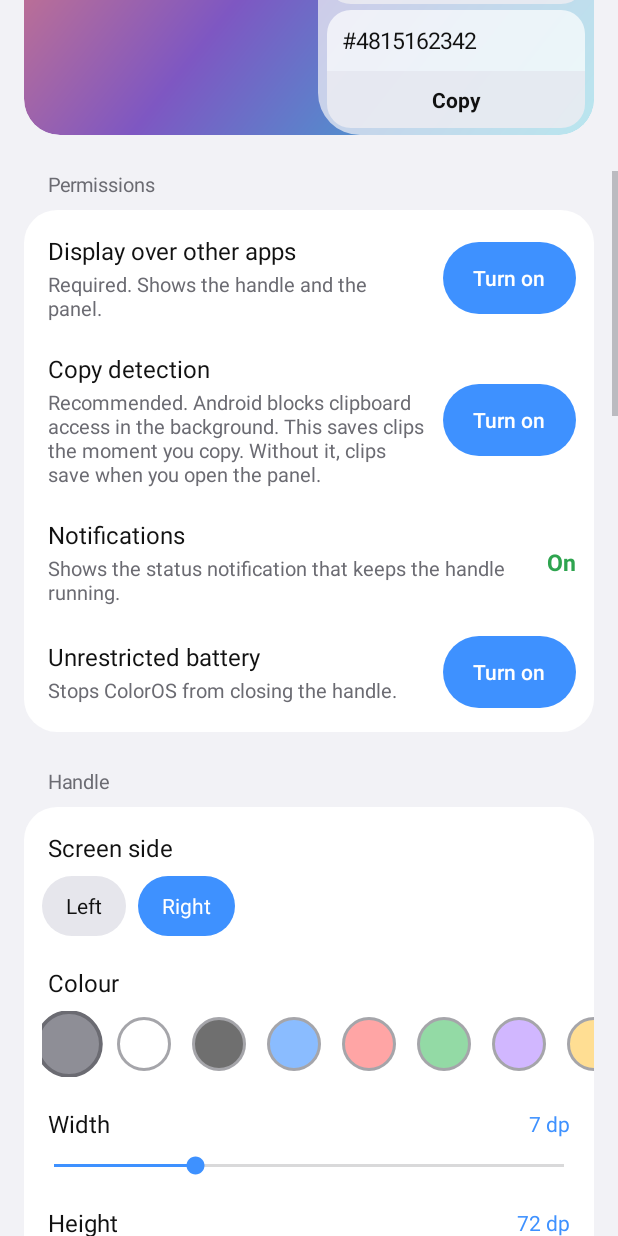
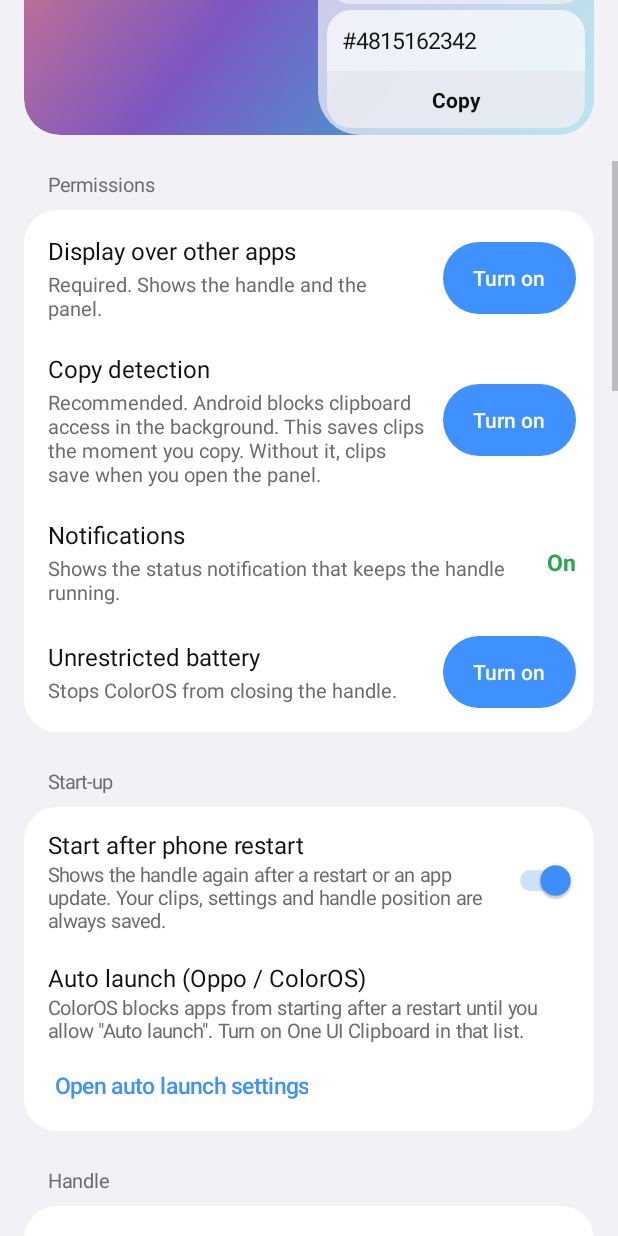
Before and after one commit to slinkybat123-code/viktor-mitic, an Android app: the screen it shows after launch (MainActivity), scrolled down 576 dp, on a phone screen of 412 x 824 dp. Run offline under Robolectric (Android 15) with nearby library versions, the phone set to English and light mode, and no system bars.

Commit message:
Auto-start after restart and remember panel position
- Boot receiver: boot, quick boot, user unlocked, package replaced
- Accessibility service start-up starts the handle
- Persisted 15-minute watchdog job restarts the handle if stopped
- Start-up settings: toggle and ColorOS auto-launch shortcut
- Save and restore the clip list scroll position

Co-Authored-By: Claude Opus 5.5 <noreply@anthropic.com>
Claude-Session: https://claude.ai/code/session_01TNZpsMRrFoyiRZG2Sx1nk5

```diff
--- a/edge-clipboard-android/app/build.gradle.kts
+++ b/edge-clipboard-android/app/build.gradle.kts
@@ -19,8 +19,8 @@ android {
         applicationId = "com.edgeclip"
         minSdk = 26
         targetSdk = 36
-        versionCode = 3
-        versionName = "1.2.0"
+        versionCode = 4
+        versionName = "1.3.0"
     }
 
     signingConfigs {
--- a/edge-clipboard-android/app/src/main/java/com/edgeclip/CopyWatchService.kt
+++ b/edge-clipboard-android/app/src/main/java/com/edgeclip/CopyWatchService.kt
@@ -35,5 +35,11 @@ class CopyWatchService : AccessibilityService() {
         }, 200)
     }
 
+    /** The system restarts enabled accessibility services after a reboot: use that to start the handle too. */
+    override fun onServiceConnected() {
+        super.onServiceConnected()
+        if (Prefs.on(this, K.AUTOSTART)) Autostart.ensureRunning(this)
+    }
+
     override fun onInterrupt() {}
 }
--- a/edge-clipboard-android/app/src/main/java/com/edgeclip/MainActivity.kt
+++ b/edge-clipboard-android/app/src/main/java/com/edgeclip/MainActivity.kt
@@ -49,7 +49,7 @@ class MainActivity : Activity() {
     override fun onResume() {
         super.onResume()
         mainToggle.isChecked = Prefs.enabled(this) && Settings.canDrawOverlays(this)
-        if (mainToggle.isChecked && !EdgeService.running) EdgeService.start(this)
+        Autostart.ensureRunning(this)
         buildPermissions()
         updatePreview()
     }
@@ -72,7 +72,13 @@ class MainActivity : Activity() {
                     isChecked = false; openOverlaySettings(); return@setOnCheckedChangeListener
                 }
                 Prefs.setEnabled(this@MainActivity, on)
-                if (on) EdgeService.start(this@MainActivity) else EdgeService.stop(this@MainActivity)
+                if (on) {
+                    EdgeService.start(this@MainActivity)
+                    if (Prefs.on(this@MainActivity, K.AUTOSTART)) Autostart.scheduleWatchdog(this@MainActivity)
+                } else {
+                    EdgeService.stop(this@MainActivity)
+                    Autostart.cancelWatchdog(this@MainActivity)
+                }
             }
         }
         top.addView(mainToggle)
@@ -95,6 +101,15 @@ class MainActivity : Activity() {
 
         section(R.string.permissions)
         permCard = card()
+
+        section(R.string.sec_startup)
+        val sc = card()
+        toggle(sc, R.string.autostart, R.string.autostart_desc, K.AUTOSTART) {
+            if (Prefs.on(this, K.AUTOSTART)) Autostart.scheduleWatchdog(this) else Autostart.cancelWatchdog(this)
+        }
+        row(sc, R.string.autolaunch, R.string.autolaunch_desc)
+        sc.addView(textButton(getString(R.string.open_autolaunch)) { Autostart.openAutoLaunchSettings(this) }
+            .apply { (layoutParams as LinearLayout.LayoutParams).marginStart = dp(8) })
 
         // Handle
         section(R.string.sec_handle)
--- a/edge-clipboard-android/app/src/main/java/com/edgeclip/Prefs.kt
+++ b/edge-clipboard-android/app/src/main/java/com/edgeclip/Prefs.kt
@@ -15,6 +15,7 @@ enum class K(val key: String, val def: Int) {
     C_PAD("cp", 10), COPY_H("ch", 38), COPY_SP("csp", 14), SHOW_COPY("showcopy", 1),
     SOURCE_COLORS("srccol", 1), CLOSE_AFTER_COPY("close", 1),
     // Storage
+    AUTOSTART("autostart", 1),
     MAX_CLIPS("max", 30), UNLIMITED("unl", 0), AUTO_DELETE("autodel", 0), SAVE_IMAGES("img", 1),
 }
 
@@ -33,6 +34,11 @@ object Prefs {
 
     fun y(c: Context) = sp(c).getInt("y", -1)
     fun setY(c: Context, v: Int) = sp(c).edit().putInt("y", v).apply()
+
+    /** Last list scroll position, so the panel reopens where you left it (also after a restart). */
+    fun scroll(c: Context) = sp(c).getInt("scrollPos", 0) to sp(c).getInt("scrollOff", 0)
+    fun setScroll(c: Context, pos: Int, off: Int) =
+        sp(c).edit().putInt("scrollPos", pos).putInt("scrollOff", off).apply()
 
     /** Folder (SAF tree URI) that receives a copy of all clips, or null for app storage only. */
     fun folder(c: Context): String? = sp(c).getString("folder", null)
--- a/edge-clipboard-android/app/src/main/res/values/strings.xml
+++ b/edge-clipboard-android/app/src/main/res/values/strings.xml
@@ -107,4 +107,10 @@
     <string name="a11y_disclosure">One UI Clipboard uses the Android Accessibility Service API to detect when you tap \"Copy\" or when a \"Copied\" message shows in other apps. It then reads the clipboard once and saves the clip on this phone.\n\nThe service does not read screen content, does not record what you type, and sends no data off the phone. Clips stay in app storage and, if you choose one, in your selected folder.\n\nYou can turn this off at any time in Accessibility settings.</string>
     <string name="agree">Agree</string>
     <string name="no_thanks">No thanks</string>
+    <string name="sec_startup">Start-up</string>
+    <string name="autostart">Start after phone restart</string>
+    <string name="autostart_desc">Shows the handle again after a restart or an app update. Your clips, settings and handle position are always saved.</string>
+    <string name="autolaunch">Auto launch (Oppo / ColorOS)</string>
+    <string name="autolaunch_desc">ColorOS blocks apps from starting after a restart until you allow \"Auto launch\". Turn on One UI Clipboard in that list.</string>
+    <string name="open_autolaunch">Open auto launch settings</string>
 </resources>
```
Also changed, not shown: edge-clipboard-android/app/src/main/AndroidManifest.xml (+7 -0 lines), edge-clipboard-android/app/src/main/java/com/edgeclip/Autostart.kt (added, +67 -0 lines), edge-clipboard-android/app/src/main/java/com/edgeclip/BootReceiver.kt (+12 -3 lines), edge-clipboard-android/app/src/main/java/com/edgeclip/EdgeService.kt (+12 -1 lines), 2 other files.
